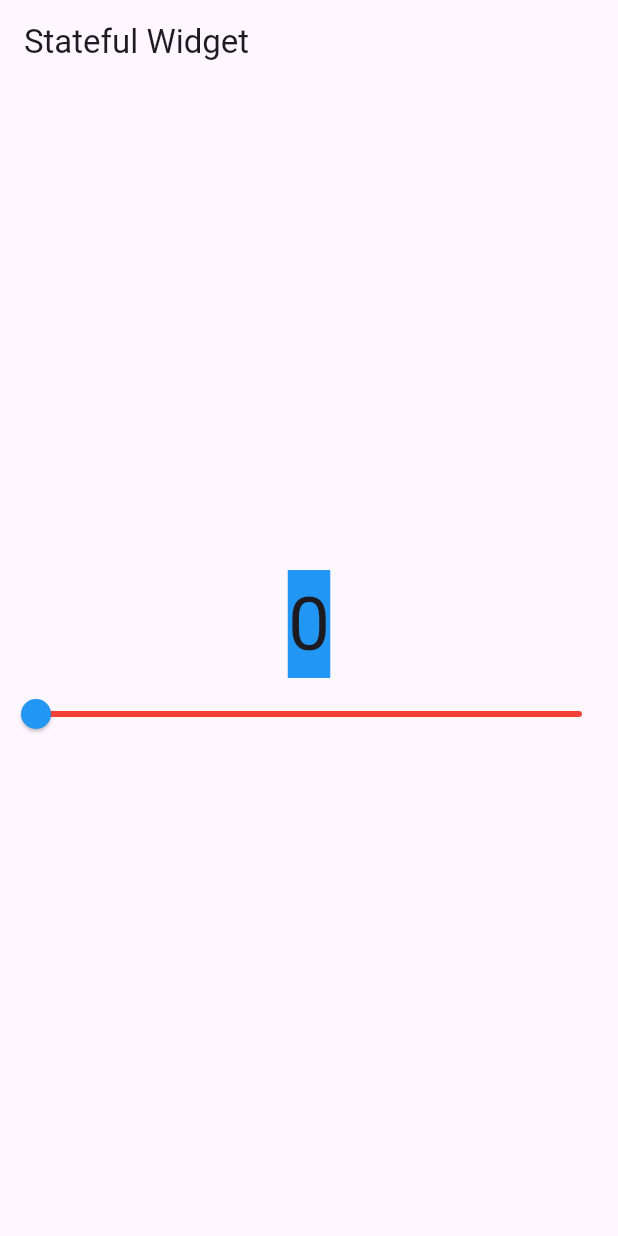
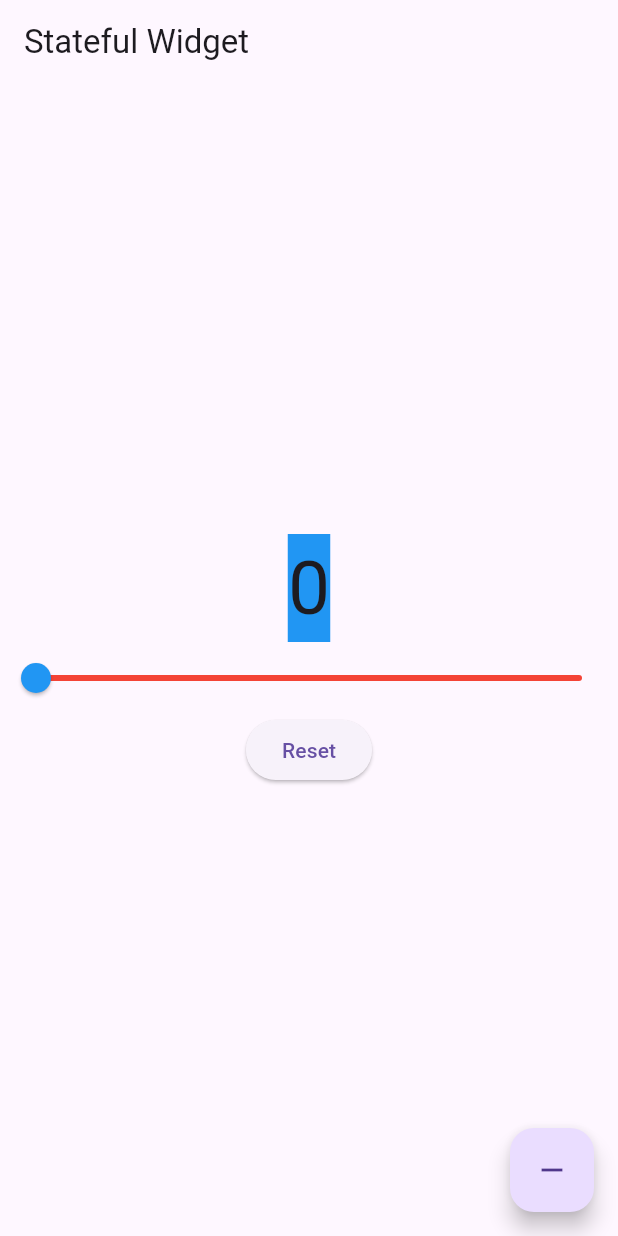
Before and after one commit to gsu-jla/In_Class_4_slider, a Flutter app: the screen it shows after launch, on a phone screen of 412 x 824 dp. Run offline on Flutter 3.47's test engine with Material 3 defaults, Android fonts, the phone set to English and light mode, and no system bars.

Commit message:
added decrement and reset buttons

```diff
--- a/lib/main.dart
+++ b/lib/main.dart
@@ -27,6 +27,34 @@ class CounterWidget extends StatefulWidget {
 class _CounterWidgetState extends State<CounterWidget> {
   //initial couter value
   int _counter = 0;
+  int _decAmount = 10;
+  int _checkNegative = 0;
+
+  void _decrementCounter() {
+    setState(() {
+      // This call to setState tells the Flutter framework that something has
+      // changed in this State, which causes it to rerun the build method below
+      // so that the display can reflect the updated values. If we changed
+      // _counter without calling setState(), then the build method would not be
+      // called again, and so nothing would appear to happen.
+
+      // p.s. this is a repurposed version of the incr function in the satrter app
+
+      _checkNegative = _counter - _decAmount;
+      //using a temp var to see if the app will check before crashing itself from breaking slider
+      // didnt actually need it, accidently used || instead of && for 'and' in the conditional
+
+      if (_counter > 0 && _checkNegative >= 0) {_counter = _counter - _decAmount;}
+      else {_counter = 0;}
+    });
+  }
+  void _resetButton() {
+    setState(() {
+      // simply sets counter to 0
+      _counter = 0;
+    });
+  }
+
   @override
     Widget build(BuildContext context) {
       return Scaffold(
@@ -58,8 +86,18 @@ class _CounterWidgetState extends State<CounterWidget> {
               activeColor: Colors.blue,
               inactiveColor: Colors.red,
             ),
+            ElevatedButton(   //this is the reset button
+              onPressed: _resetButton,
+              child: const Text('Reset'),
+            ),
           ],
         ),
+        floatingActionButton: FloatingActionButton(
+          onPressed: _decrementCounter,
+          tooltip: 'Decrement',
+          child: const Icon(Icons.remove),
+        ),
+        // decrement button - repurposed from increment
       );
     }
 }
```
